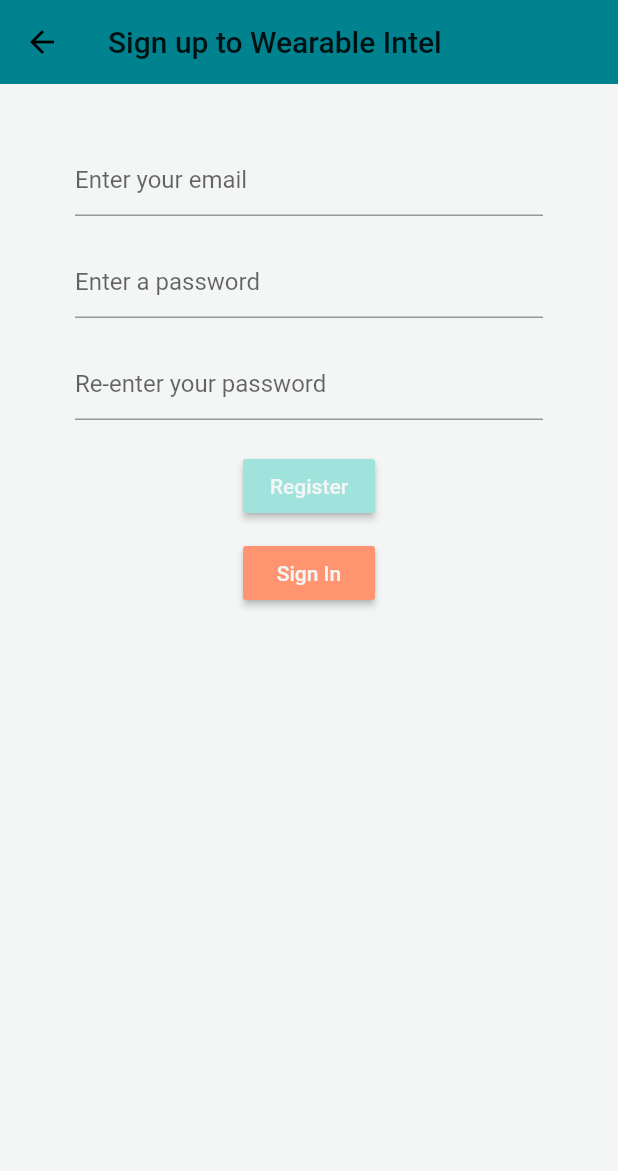
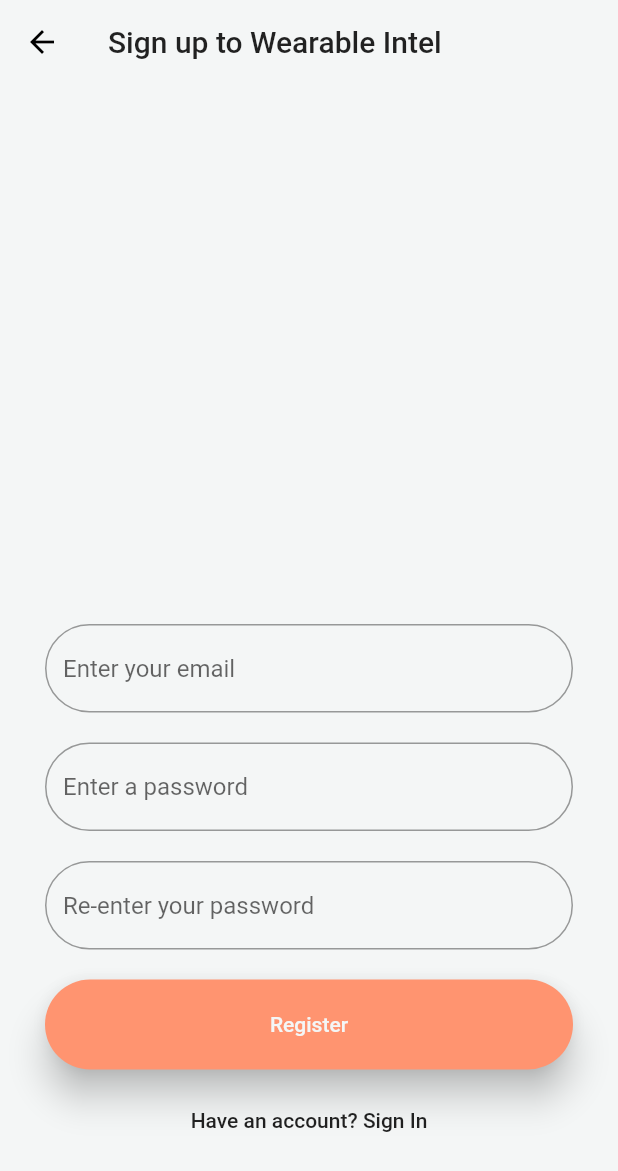
Before and after one commit to lemonfrance/fitness_mobile_app, a Flutter app: the Register screen opened directly with empty values, on a phone screen of 412 x 824 dp. Shown: the top 1171 px of the screen. Run offline on Flutter 3.47's test engine with Material 2 defaults, Android fonts, the phone set to English and light mode, and no system bars; our stand-ins replace cloud_firestore, firebase_auth, firebase_core, flutter_spinkit, flutter_svg, percent_indicator and 1 more; missing offline and left inert: flutter_web_auth; accounts and stored records are empty; Roboto replaces fonts that are missing (Sohne-Buch).

Commit message:
Update the styling of the login and register pages

```diff
--- a/lib/Screens/authenticate/register.dart
+++ b/lib/Screens/authenticate/register.dart
@@ -1,10 +1,9 @@
 import 'package:flutter/material.dart';
 import 'package:wearable_intelligence/Services/auth.dart';
+import 'package:wearable_intelligence/loading.dart';
 import 'package:wearable_intelligence/styles.dart';
-import 'package:wearable_intelligence/loading.dart';
 
 class Register extends StatefulWidget {
-
   final Function toggleView;
   Register({required this.toggleView});
 
@@ -13,7 +12,6 @@ class Register extends StatefulWidget {
 }
 
 class _RegisterState extends State<Register> {
-
   final AuthService _auth = AuthService();
   final _formKey = GlobalKey<FormState>();
   bool loading = false;
@@ -26,72 +24,82 @@ class _RegisterState extends State<Register> {
 
   @override
   Widget build(BuildContext context) {
-    return loading ? Loading() : Scaffold(
+    return loading
+        ? Loading()
+        : Scaffold(
             backgroundColor: Colours.white,
             appBar: AppBar(
-        backgroundColor: Colours.darkBlue,
+              backgroundColor: Colours.white,
               elevation: 0.0,
               title: Text('Sign up to Wearable Intel'),
             ),
             body: Container(
-          padding: EdgeInsets.symmetric(vertical: 20.0, horizontal: 50.0),
+                padding: EdgeInsets.symmetric(vertical: 20.0, horizontal: 30.0),
                 child: Form(
                     key: _formKey,
                     child: Column(
+                      mainAxisAlignment: MainAxisAlignment.end,
                       children: <Widget>[
                         SizedBox(height: 20.0),
                         TextFormField(
-                      decoration: const InputDecoration(
+                            decoration: InputDecoration(
+                              border: OutlineInputBorder(
+                                borderRadius: BorderRadius.circular(40.0),
+                              ),
                               hintText: 'Enter your email',
                             ),
-                      validator: (val) => val!.isEmpty? 'Invalid email': null,
+                            validator: (val) => val!.isEmpty ? 'Invalid email' : null,
                             onChanged: (val) {
                               setState(() => email = val);
                             }),
                         SizedBox(height: 20.0),
                         TextFormField(
                             obscureText: true,
-                      decoration: const InputDecoration(
+                            decoration: InputDecoration(
+                              border: OutlineInputBorder(
+                                borderRadius: BorderRadius.circular(40.0),
+                              ),
                               hintText: 'Enter a password',
                             ),
-                      validator: (val) => val!.length < 6 ? 'Password must have  6+ characters': null,
+                            validator: (val) => val!.length < 6 ? 'Password must have  6+ characters' : null,
                             onChanged: (val) {
                               setState(() => password = val);
                             }),
                         SizedBox(height: 20.0),
                         TextFormField(
                             obscureText: true,
-                      decoration: const InputDecoration(
+                            decoration: InputDecoration(
+                              border: OutlineInputBorder(
+                                borderRadius: BorderRadius.circular(40.0),
+                              ),
                               hintText: 'Re-enter your password',
                             ),
-                      validator: (val) => val != password ? 'Password does not match': null,
+                            validator: (val) => val != password ? 'Password does not match' : null,
                             onChanged: (val) {
                               setState(() => passwordConfirm = val);
                             }),
                         SizedBox(height: 20.0),
                         MaterialButton(
-                      color: Colours.lightBlue,
-                      child: Text('Register',
-                          style: TextStyle( color: Colours.white) ),
+                            minWidth: 500,
+                            height: 60,
+                            elevation: 10,
+                            shape: StadiumBorder(),
+                            color: Colours.highlight,
+                            child: Text('Register', style: TextStyle(color: Colours.white)),
                             onPressed: () async {
-                        if(_formKey.currentState!.validate()){
+                              if (_formKey.currentState!.validate()) {
                                 setState(() => loading = true);
                                 dynamic result = await _auth.registerUserWithEmailAndPassword(email, password);
-                          if (result == null){
+                                if (result == null) {
                                   setState(() {
                                     error = 'invalid credentials';
-                              loading = false;});
+                                    loading = false;
+                                  });
                                 }
                               }
-                      }
-                  ),
+                            }),
                         SizedBox(height: 10.0),
-                  MaterialButton(
-                      color: Colours.highlight,
-                      child: Text('Sign In',
-                          style: TextStyle( color: Colours.white) ),
-                      onPressed: (() => widget.toggleView())
-                  ),
+                        MaterialButton(child: Text('Have an account? Sign In'), onPressed: (() => widget.toggleView())),
                         SizedBox(height: 12.0),
                         Text(error, style: TextStyle(color: Colors.red, fontSize: 14.0))
                       ],
```
Also changed, not shown: lib/Screens/authenticate/sign_in.dart (+31 -31 lines), lib/components/drawer.dart (+19 -7 lines). Lines whose indentation alone changed are shown as unchanged.
